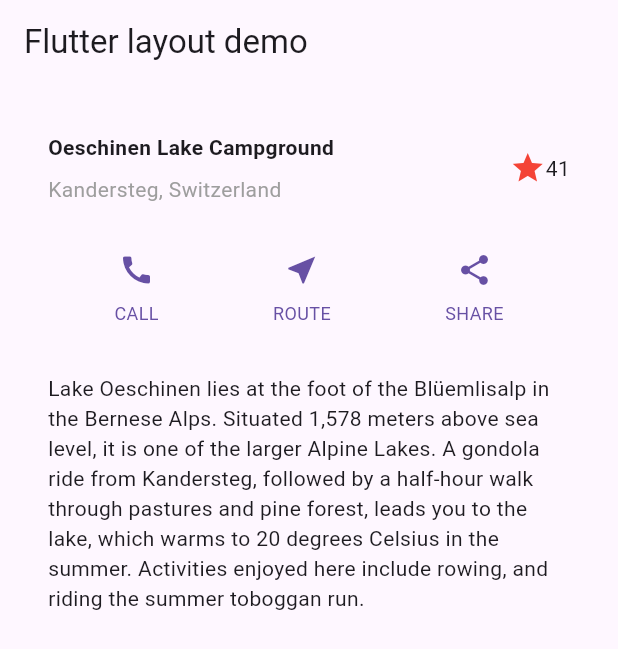
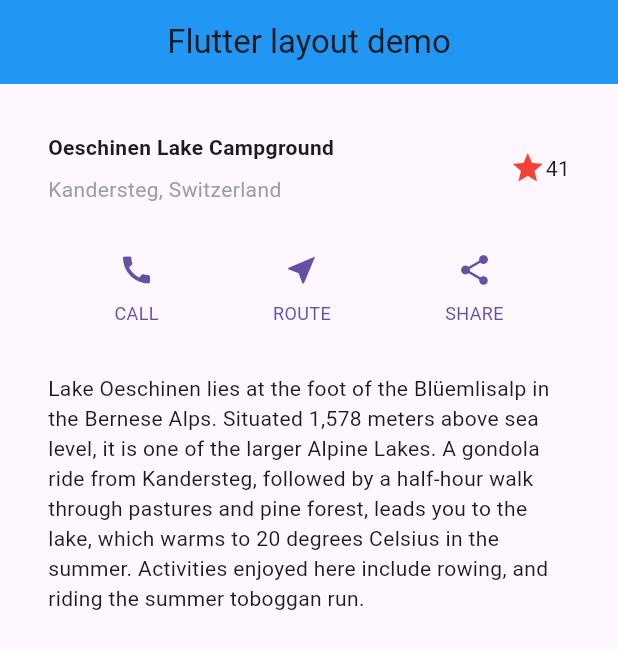
Before and after one commit to azusa-hara-gw/flutter_tutolial, a Flutter app: the screen it shows after launch, on a phone screen of 412 x 824 dp. Shown: the top 649 px of the screen. Run offline on Flutter 3.47's test engine with Material 3 defaults, Android fonts, the phone set to English and light mode, and no system bars.

Commit message:
AppBarをセンタリングして色変えた

```diff
--- a/lib/main.dart
+++ b/lib/main.dart
@@ -10,12 +10,15 @@ class MyApp extends StatelessWidget {
   Widget build(BuildContext context) {
     const String appTitle = 'Flutter layout demo';
     return MaterialApp(
+      //アプリ全体の名前
       title: appTitle,
       home: Scaffold(
         appBar: AppBar(
           title: const Text(appTitle),
+          centerTitle: true,
+          backgroundColor: Colors.blue,
         ),
-        //SingleChildScrollView　：スクロールできる
+        //SingleChildScrollView　：スクロールできる表示領域的な感じ
         body: const SingleChildScrollView(
           //Column 子ウィジェットを縦方向に並べます。
           //Columnの中に配置されたウィジェットは、上から下へと順番に表示される
@@ -24,7 +27,7 @@ class MyApp extends StatelessWidget {
               TitleSection(
                 name: 'Oeschinen Lake Campground',
                 location: 'Kandersteg, Switzerland',
-              ),
+                ),
               ButtonSection(),
                 TextSection(
                   description:
@@ -35,7 +38,7 @@ class MyApp extends StatelessWidget {
                   'and pine forest, leads you to the lake, which warms to 20 '
                  'degrees Celsius in the summer. Activities enjoyed here '
                   'include rowing, and riding the summer toboggan run.',
-  ),
+                  ),
             ],
           ),
         ),
```
